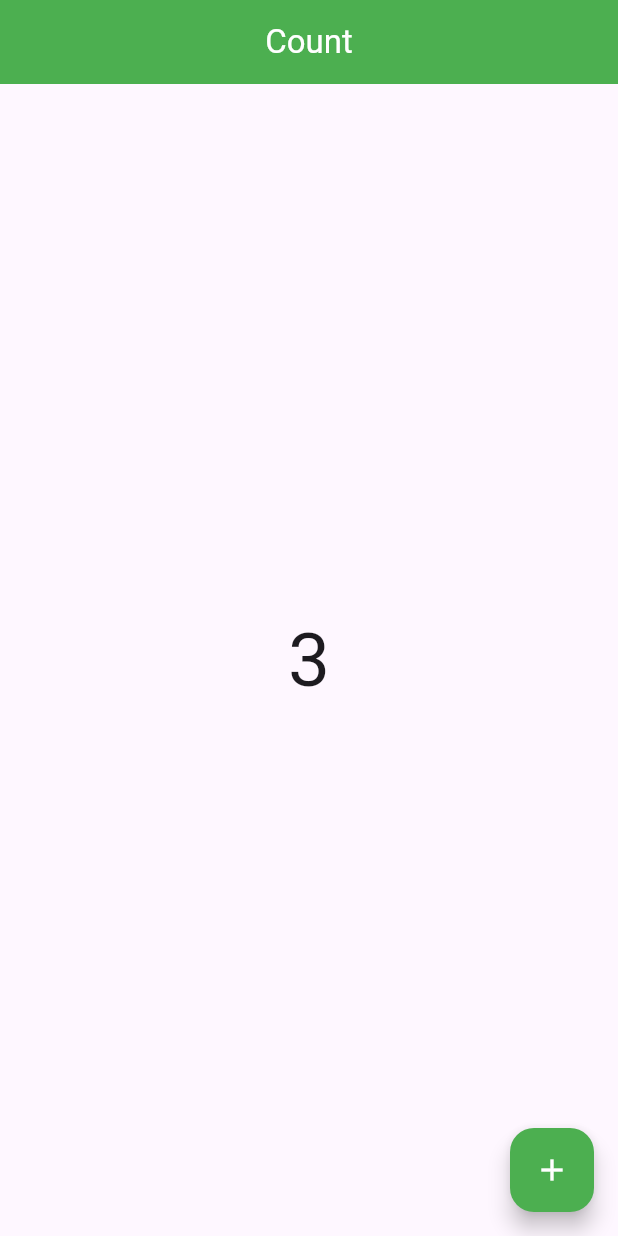
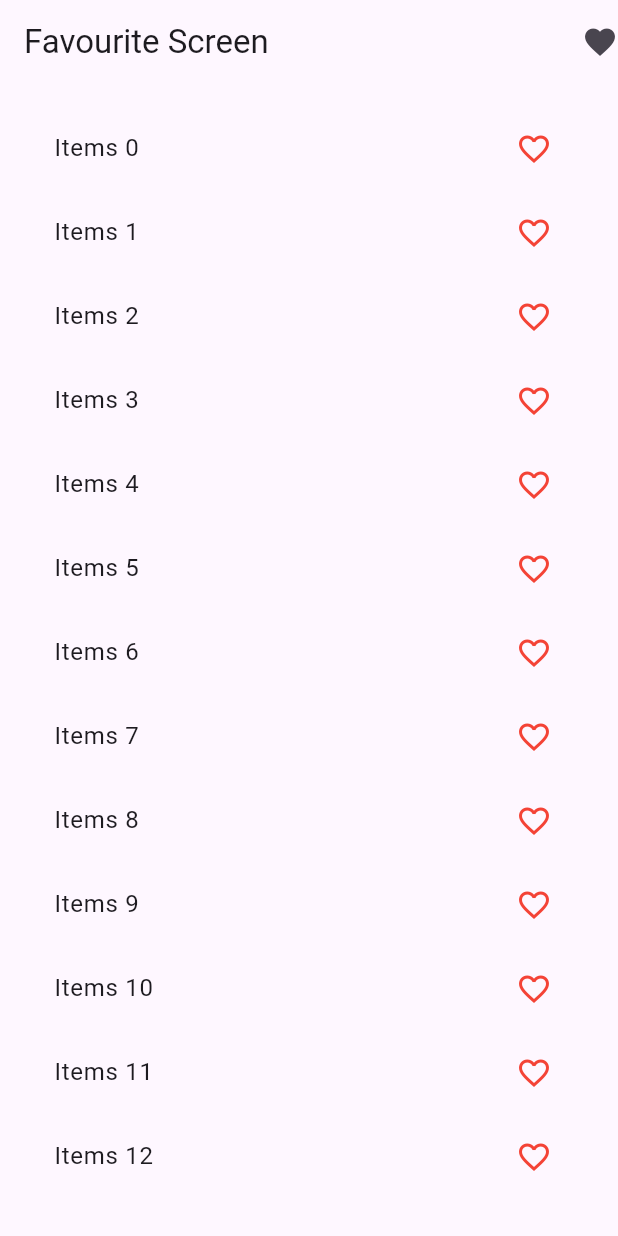
Before and after one commit to MuhammadHamza5261/provider_tutorial, a Flutter app: the screen it shows after launch, on a phone screen of 412 x 824 dp. Run offline on Flutter 3.47's test engine with Material 3 defaults, Android fonts, the phone set to English and light mode, and no system bars.

Commit message:
- slider and favourite items with provider

```diff
--- a/lib/main.dart
+++ b/lib/main.dart
@@ -1,9 +1,12 @@
 import 'package:flutter/material.dart';
 import 'package:flutter_provider/provider/count_provider.dart';
+import 'package:flutter_provider/provider/favourite_provider.dart';
+import 'package:flutter_provider/provider/slider_provider.dart';
 import 'package:flutter_provider/screens/count_screen.dart';
+import 'package:flutter_provider/screens/favourite/favourite_screen.dart';
+import 'package:flutter_provider/screens/slider_screen.dart';
 import 'package:provider/provider.dart';
 
-import 'home_screen_stl.dart';
 
 void main() {
   runApp(const MyApp());
@@ -14,10 +17,17 @@ class MyApp extends StatelessWidget {
 
   @override
   Widget build(BuildContext context) {
-    return ChangeNotifierProvider(
-        create: (_) => CounterProvider(),
+    return MultiProvider(
+      providers: [
+        ChangeNotifierProvider(create: (_) => CounterProvider()),
+        ChangeNotifierProvider(create: (_) => SliderProvider()),
+        ChangeNotifierProvider(create: (_) => FavouriteProvider()),
+
+      ],
+
          child: const MaterialApp(
-           home: CountScreen(),
+           debugShowCheckedModeBanner: false,
+           home: FavouriteScreen(),
          ),
     );
   }
--- /dev/null
+++ b/lib/provider/favourite_provider.dart
@@ -0,0 +1,32 @@
+import 'package:flutter/foundation.dart';
+
+
+class FavouriteProvider with ChangeNotifier{
+
+
+  List<int> _selectedItems = [];
+
+  List<int> get  selectedItems  =>  _selectedItems;
+
+
+  void addItem(int value){
+
+    _selectedItems.add(value);
+    notifyListeners();
+  }
+
+  void removeItem(int value){
+
+    _selectedItems.remove(value);
+    notifyListeners();
+
+  }
+
+
+
+
+
+
+
+
+}
--- /dev/null
+++ b/lib/provider/slider_provider.dart
@@ -0,0 +1,19 @@
+import 'package:flutter/foundation.dart';
+
+class SliderProvider with ChangeNotifier{
+
+  double _value = 1.0;
+  double get value => _value;
+
+  void setSliderValue(double val){
+    _value = val;
+    notifyListeners();
+  }
+
+
+
+
+
+
+
+}
--- a/lib/screens/count_screen.dart
+++ b/lib/screens/count_screen.dart
@@ -1,8 +1,8 @@
 import 'dart:async';
-
 import 'package:flutter/material.dart';
 import 'package:flutter_provider/provider/count_provider.dart';
 import 'package:provider/provider.dart';
+
 
 
 class CountScreen extends StatefulWidget {
@@ -28,6 +28,8 @@ class _CountScreenState extends State<CountScreen> {
   Widget build(BuildContext context) {
 
     final countProvider = Provider.of<CounterProvider>(context,listen: false);
+
+
     return Scaffold(
       appBar: AppBar(
         centerTitle: true,
@@ -48,13 +50,13 @@ class _CountScreenState extends State<CountScreen> {
           padding: const EdgeInsets.symmetric(horizontal: 20,vertical: 15),
         child: Consumer<CounterProvider>(
             builder: (context,value,child){
+              print('call him');
               return Column(
                 mainAxisAlignment: MainAxisAlignment.center,
                 children: [
                   Center(
                     child: Text(value.count.toString(),
-                      // ignore: prefer_const_constructors
-                      style: TextStyle(
+                      style: const TextStyle(
                           fontSize: 50
                       ),),
                   ),
--- /dev/null
+++ b/lib/screens/favourite/favourite_screen.dart
@@ -0,0 +1,63 @@
+import 'package:flutter/material.dart';
+import 'package:flutter_provider/provider/favourite_provider.dart';
+import 'package:flutter_provider/screens/favourite/my_favourite.dart';
+import 'package:provider/provider.dart';
+// Make sure this is imported
+
+class FavouriteScreen extends StatefulWidget {
+  const FavouriteScreen({Key? key}) : super(key: key);
+
+  @override
+  State<FavouriteScreen> createState() => _FavouriteScreenState();
+}
+
+class _FavouriteScreenState extends State<FavouriteScreen> {
+  @override
+  Widget build(BuildContext context) {
+    return Scaffold(
+      appBar: AppBar(
+        title: const Text('Favourite Screen'),
+        actions: [
+          GestureDetector(
+            onTap: () {
+              Navigator.push(context, MaterialPageRoute(builder: (context) => const MyFavouriteScreen()));
+            },
+            child: const Icon(Icons.favorite),
+          ),
+        ],
+      ),
+      body: Padding(
+        padding: const EdgeInsets.symmetric(horizontal: 20, vertical: 15),
+        child: Column(
+          children: [
+            Expanded(
+              child: ListView.builder(
+                itemCount: 100,
+                itemBuilder: (context, index) {
+                  return Consumer<FavouriteProvider>(
+                    builder: (context, value, child) {
+                      return ListTile(
+                        onTap: () {
+                          if (value.selectedItems.contains(index)) {
+                            value.removeItem(index);
+                          } else {
+                            value.addItem(index);
+                          }
+                        },
+                        title: Text('Items ${index.toString()}'),
+                        trailing: Icon(
+                          value.selectedItems.contains(index) ? Icons.favorite : Icons.favorite_border_outlined,
+                          color: Colors.red,
+                        ),
+                      );
+                    },
+                  );
+                },
+              ),
+            ),
+          ],
+        ),
+      ),
+    );
+  }
+}
--- a/lib/home_screen_stl.dart
+++ b/lib/stl_and_stf/home_screen_stl.dart
@@ -1,4 +1,5 @@
 import 'package:flutter/material.dart';
+
 class HomeScreen extends StatelessWidget {
    HomeScreen({Key? key}) : super(key: key);
 
@@ -9,7 +10,7 @@ class HomeScreen extends StatelessWidget {
   // stl are mutable because ya apni state ko change nahi karta
 
    /*
-   jab hum is x ka sath final use kara gan to iski value nahi ho skti
+   jab hum is x ka sath final use kara gan to iski value change nahi ho skti
    otherwise change ho skti ha
     */
 
```
Also changed, not shown: lib/screens/favourite/my_favourite.dart (added, +67 -0 lines), lib/screens/slider_screen.dart (added, +72 -0 lines), lib/stl_and_stf/stf_screen.dart (renamed from lib/stf_screen.dart).
